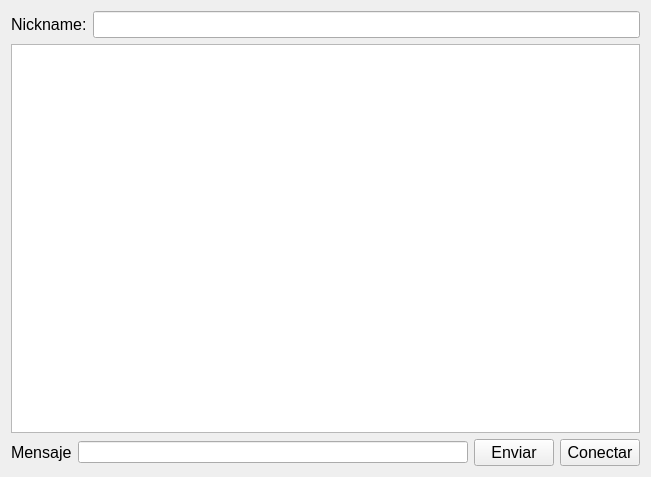
Above: DiskNodes/widget.ui from JanM10/Proyecto-3-TEC-File-System before the change. Below: the same form after it.
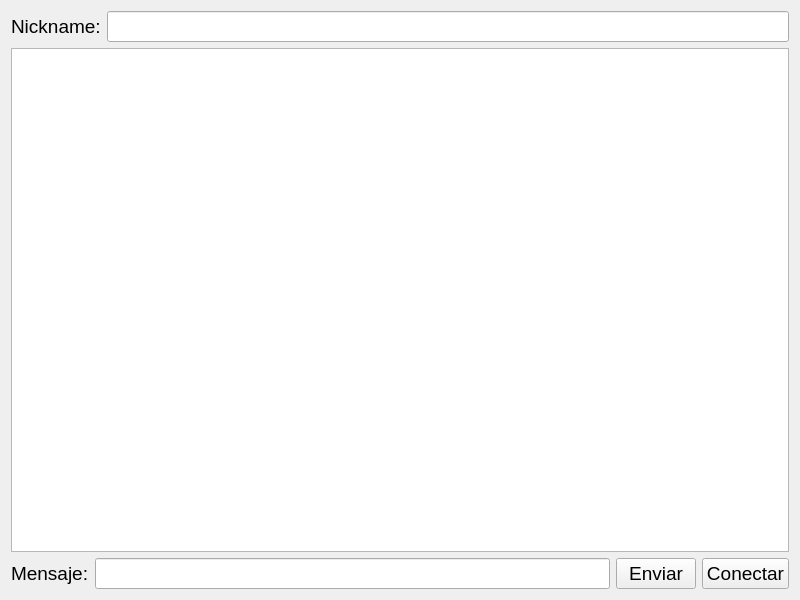
That is the form after the change.

```diff
--- a/DiskNodes/widget.ui
+++ b/DiskNodes/widget.ui
@@ -6,8 +6,8 @@
    <rect>
     <x>0</x>
     <y>0</y>
-    <width>651</width>
-    <height>477</height>
+    <width>800</width>
+    <height>600</height>
    </rect>
   </property>
   <property name="windowTitle">
@@ -15,12 +15,12 @@
   </property>
   <layout class="QVBoxLayout" name="verticalLayout">
    <item>
-    <layout class="QHBoxLayout" name="horizontalLayout_2">
+    <layout class="QHBoxLayout" name="horizontalLayout">
      <item>
       <widget class="QLabel" name="label">
        <property name="font">
         <font>
-         <pointsize>12</pointsize>
+         <pointsize>14</pointsize>
         </font>
        </property>
        <property name="text">
@@ -32,7 +32,7 @@
       <widget class="QLineEdit" name="Nickname">
        <property name="font">
         <font>
-         <pointsize>12</pointsize>
+         <pointsize>14</pointsize>
         </font>
        </property>
       </widget>
@@ -40,30 +40,42 @@
     </layout>
    </item>
    <item>
-    <widget class="QTextEdit" name="textEdit"/>
+    <widget class="QTextEdit" name="textEdit">
+     <property name="font">
+      <font>
+       <pointsize>14</pointsize>
+      </font>
+     </property>
+    </widget>
    </item>
    <item>
-    <layout class="QHBoxLayout" name="horizontalLayout">
+    <layout class="QHBoxLayout" name="horizontalLayout_2">
      <item>
       <widget class="QLabel" name="label_2">
        <property name="font">
         <font>
-         <pointsize>12</pointsize>
+         <pointsize>14</pointsize>
         </font>
        </property>
        <property name="text">
-        <string>Mensaje</string>
+        <string>Mensaje:</string>
        </property>
       </widget>
      </item>
      <item>
-      <widget class="QLineEdit" name="Message"/>
+      <widget class="QLineEdit" name="Mensaje">
+       <property name="font">
+        <font>
+         <pointsize>14</pointsize>
+        </font>
+       </property>
+      </widget>
      </item>
      <item>
-      <widget class="QPushButton" name="Enviar">
+      <widget class="QPushButton" name="botonEnviar">
        <property name="font">
         <font>
-         <pointsize>12</pointsize>
+         <pointsize>14</pointsize>
         </font>
        </property>
        <property name="text">
@@ -72,10 +84,10 @@
       </widget>
      </item>
      <item>
-      <widget class="QPushButton" name="Conectar">
+      <widget class="QPushButton" name="botonConectar">
        <property name="font">
         <font>
-         <pointsize>12</pointsize>
+         <pointsize>14</pointsize>
         </font>
        </property>
        <property name="text">
```
